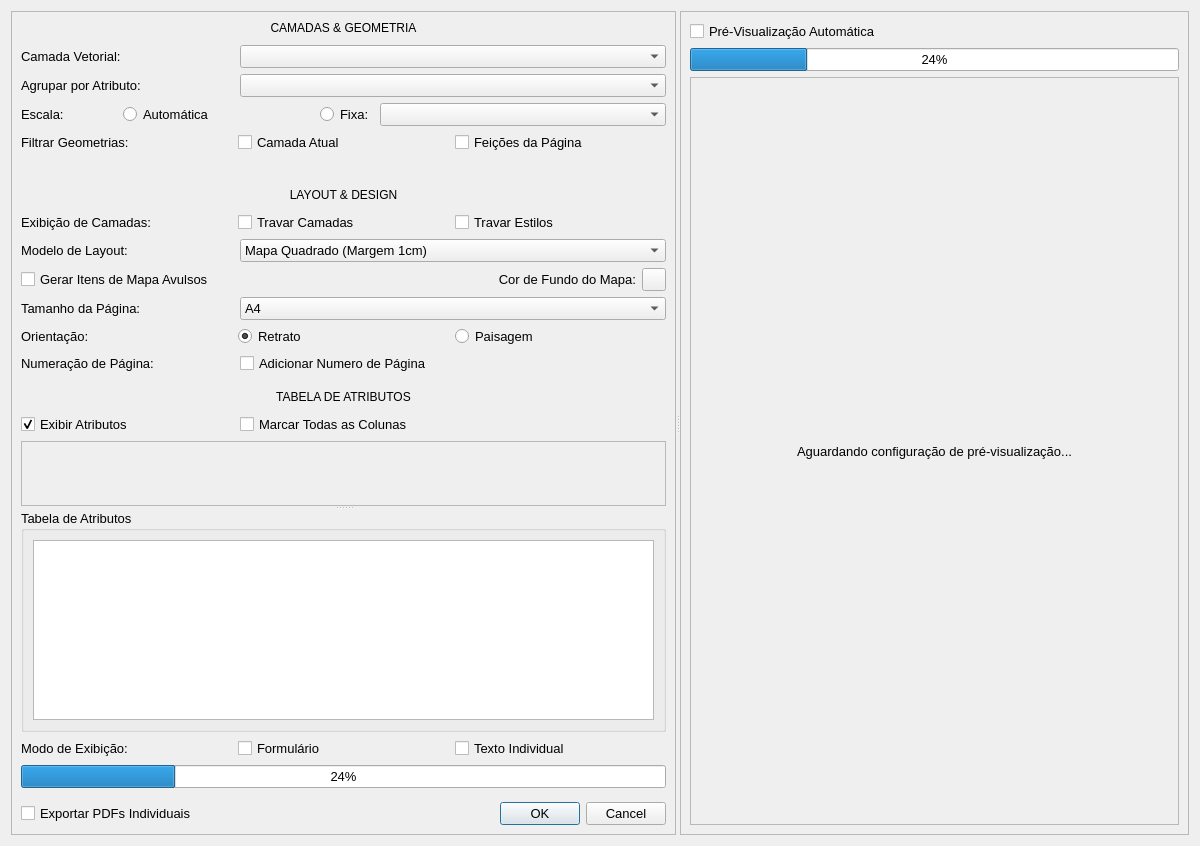
Qt form vector_to_map_dialog_base.ui (matheusdurso/VectorToMap) before a commit.
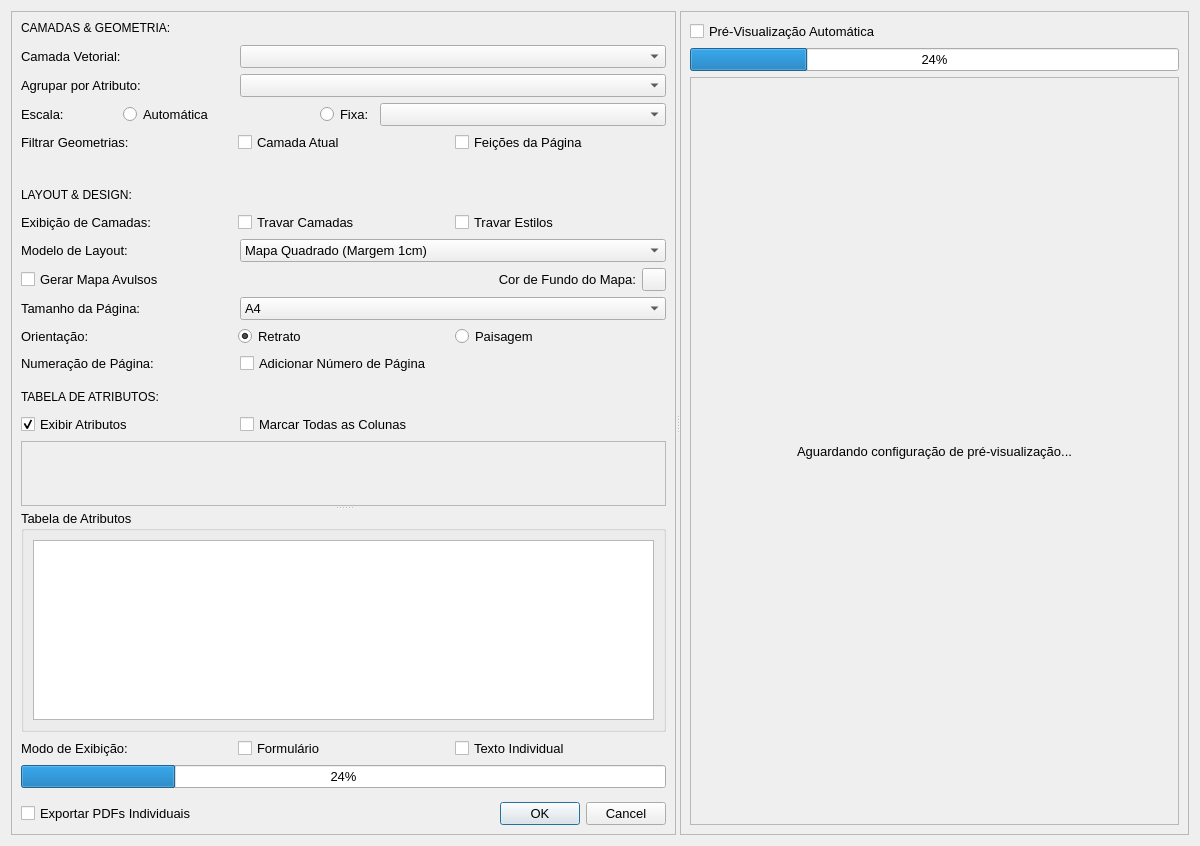
The same form after that commit. Custom widgets are drawn as their Qt base class.

Commit message: Release v0.4.4: Mapa Vertical, exportação em SVG e refatoração geral

Diff of the .ui file:
```diff
--- a/vector_to_map_dialog_base.ui
+++ b/vector_to_map_dialog_base.ui
@@ -50,8 +50,8 @@
         <rect>
          <x>0</x>
          <y>0</y>
-         <width>633</width>
-         <height>876</height>
+         <width>683</width>
+         <height>856</height>
         </rect>
        </property>
        <layout class="QVBoxLayout" name="verticalLayout_4">
@@ -71,10 +71,10 @@
              <string notr="true">font-size: 9pt;</string>
             </property>
             <property name="text">
-             <string>CAMADAS &amp; GEOMETRIA</string>
+             <string>CAMADAS &amp; GEOMETRIA:</string>
             </property>
             <property name="alignment">
-             <set>Qt::AlignCenter</set>
+             <set>Qt::AlignLeading|Qt::AlignLeft|Qt::AlignVCenter</set>
             </property>
            </widget>
           </item>
@@ -259,10 +259,10 @@
              <string notr="true">font-size: 9pt;</string>
             </property>
             <property name="text">
-             <string>LAYOUT &amp; DESIGN</string>
+             <string>LAYOUT &amp; DESIGN:</string>
             </property>
             <property name="alignment">
-             <set>Qt::AlignCenter</set>
+             <set>Qt::AlignLeading|Qt::AlignLeft|Qt::AlignVCenter</set>
             </property>
            </widget>
           </item>
@@ -354,7 +354,7 @@
              <string>Cria layouts apenas com a área do item de mapa.</string>
             </property>
             <property name="text">
-             <string>Gerar Itens de Mapa Avulsos</string>
+             <string>Gerar Mapa Avulsos</string>
             </property>
            </widget>
           </item>
@@ -514,7 +514,7 @@
              <enum>Qt::LeftToRight</enum>
             </property>
             <property name="text">
-             <string>Adicionar Numero de Página</string>
+             <string>Adicionar Número de Página</string>
             </property>
            </widget>
           </item>
@@ -539,10 +539,10 @@
              <string notr="true">font-size: 9pt;</string>
             </property>
             <property name="text">
-             <string>TABELA DE ATRIBUTOS</string>
+             <string>TABELA DE ATRIBUTOS:</string>
             </property>
             <property name="alignment">
-             <set>Qt::AlignCenter</set>
+             <set>Qt::AlignLeading|Qt::AlignLeft|Qt::AlignVCenter</set>
             </property>
            </widget>
           </item>
```
Left out of the diff: 4 changed lines with no effect on the pictures. The commit also changes 18 other files.
